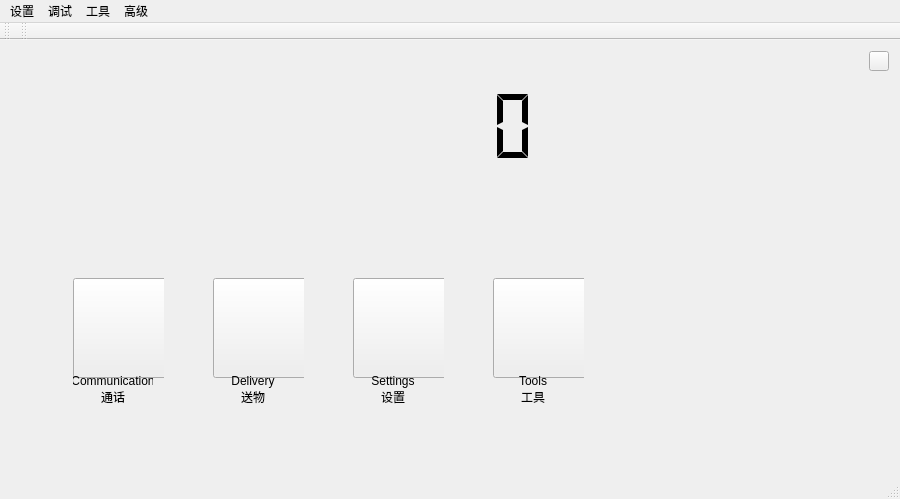
The window that src/robot_gui/ui/mainwindow.ui (CastielLiu/robotGui) describes before a commit, drawn with Qt 5.
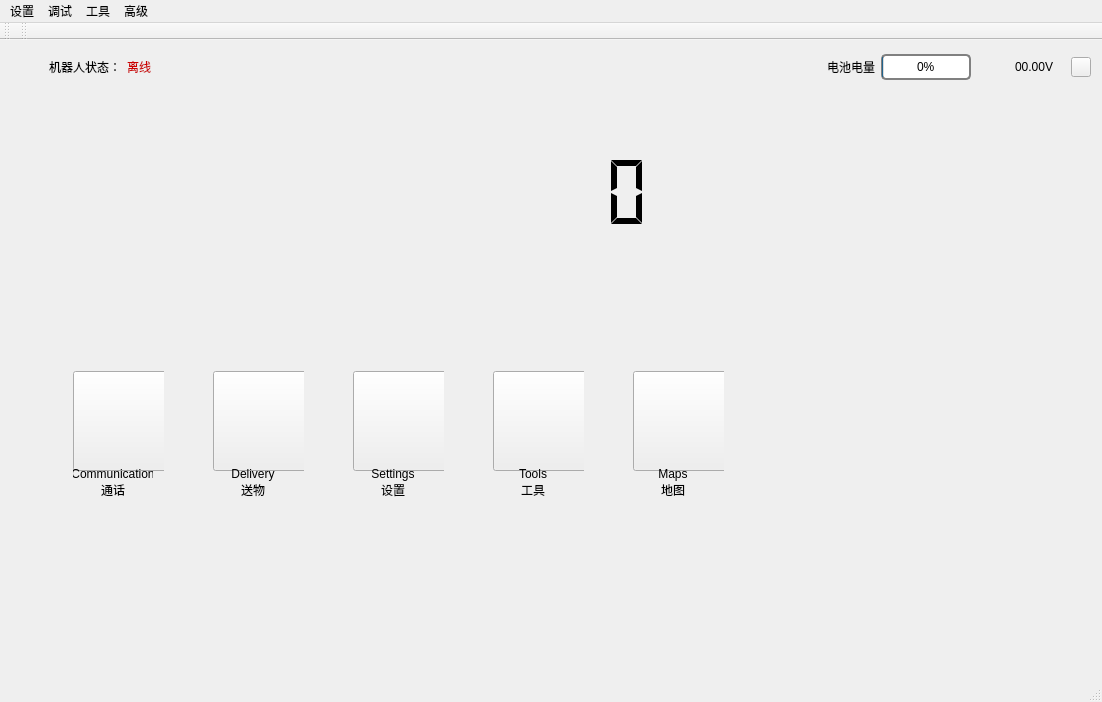
The same window after the commit. The open tabs and pages were chosen to show the change. Icons and pictures are not drawn. Custom widgets are drawn as their Qt base class.

```diff
--- a/src/robot_gui/ui/mainwindow.ui
+++ b/src/robot_gui/ui/mainwindow.ui
@@ -6,8 +6,8 @@
    <rect>
     <x>0</x>
     <y>0</y>
-    <width>900</width>
-    <height>499</height>
+    <width>1102</width>
+    <height>702</height>
    </rect>
   </property>
   <property name="windowTitle">
@@ -20,6 +20,178 @@
    <property name="styleSheet">
     <string notr="true"/>
    </property>
+   <layout class="QVBoxLayout" name="verticalLayout_22">
+    <item>
+     <layout class="QHBoxLayout" name="horizontalLayout_23">
+      <item>
+       <widget class="QLabel" name="label_19">
+        <property name="minimumSize">
+         <size>
+          <width>32</width>
+          <height>32</height>
+         </size>
+        </property>
+        <property name="maximumSize">
+         <size>
+          <width>32</width>
+          <height>32</height>
+         </size>
+        </property>
+        <property name="text">
+         <string/>
+        </property>
+        <property name="pixmap">
+         <pixmap resource="../resources/res.qrc">:/images/robot_icon2</pixmap>
+        </property>
+       </widget>
+      </item>
+      <item>
+       <widget class="QLabel" name="label_20">
+        <property name="text">
+         <string>机器人状态：</string>
+        </property>
+       </widget>
+      </item>
+      <item>
+       <widget class="QLabel" name="label_robot_status">
+        <property name="styleSheet">
+         <string notr="true"/>
+        </property>
+        <property name="text">
+         <string>&lt;html&gt;&lt;head/&gt;&lt;body&gt;&lt;p&gt;&lt;span style=&quot; color:#cc0000;&quot;&gt;离线&lt;/span&gt;&lt;/p&gt;&lt;/body&gt;&lt;/html&gt;</string>
+        </property>
+       </widget>
+      </item>
+      <item>
+       <widget class="QLabel" name="label_robot_status_img">
+        <property name="minimumSize">
+         <size>
+          <width>32</width>
+          <height>32</height>
+         </size>
+        </property>
+        <property name="maximumSize">
+         <size>
+          <width>32</width>
+          <height>32</height>
+         </size>
+        </property>
+        <property name="text">
+         <string/>
+        </property>
+        <property name="pixmap">
+         <pixmap resource="../resources/res.qrc">:/images/robot_offline</pixmap>
+        </property>
+       </widget>
+      </item>
+      <item>
+       <spacer name="horizontalSpacer_5">
+        <property name="orientation">
+         <enum>Qt::Horizontal</enum>
+        </property>
+        <property name="sizeHint" stdset="0">
+         <size>
+          <width>40</width>
+          <height>20</height>
+         </size>
+        </property>
+       </spacer>
+      </item>
+      <item>
+       <widget class="QLabel" name="label_21">
+        <property name="text">
+         <string>电池电量</string>
+        </property>
+       </widget>
+      </item>
+      <item>
+       <widget class="QProgressBar" name="progressBar">
+        <property name="maximumSize">
+         <size>
+          <width>90</width>
+          <height>16777215</height>
+         </size>
+        </property>
+        <property name="styleSheet">
+         <string notr="true">
+
+QProgressBar {
+   border: 2px solid grey;
+   border-radius: 5px;
+   text-align: center;
+}</string>
+        </property>
+        <property name="value">
+         <number>0</number>
+        </property>
+       </widget>
+      </item>
+      <item>
+       <widget class="QLabel" name="label_23">
+        <property name="minimumSize">
+         <size>
+          <width>32</width>
+          <height>32</height>
+         </size>
+        </property>
+        <property name="maximumSize">
+         <size>
+          <width>32</width>
+          <height>32</height>
+         </size>
+        </property>
+        <property name="text">
+         <string/>
+        </property>
+        <property name="pixmap">
+         <pixmap resource="../resources/res.qrc">:/images/power_v</pixmap>
+        </property>
+       </widget>
+      </item>
+      <item>
+       <widget class="QLabel" name="label_power">
+        <property name="minimumSize">
+         <size>
+          <width>50</width>
+          <height>32</height>
+         </size>
+        </property>
+        <property name="maximumSize">
+         <size>
+          <width>50</width>
+          <height>32</height>
+         </size>
+        </property>
+        <property name="text">
+         <string>00.00V</string>
+        </property>
+       </widget>
+      </item>
+      <item>
+       <widget class="QPushButton" name="pushButton_home">
+        <property name="minimumSize">
+         <size>
+          <width>20</width>
+          <height>20</height>
+         </size>
+        </property>
+        <property name="maximumSize">
+         <size>
+          <width>20</width>
+          <height>20</height>
+         </size>
+        </property>
+        <property name="styleSheet">
+         <string notr="true">border-image: url(:/images/home_icon);</string>
+        </property>
+        <property name="text">
+         <string/>
+        </property>
+       </widget>
+      </item>
+     </layout>
+    </item>
+    <item>
    <layout class="QHBoxLayout" name="horizontalLayout_9">
     <item>
      <widget class="QStackedWidget" name="stackedWidget">
@@ -1211,6 +1383,75 @@
               </item>
              </layout>
             </widget>
+              <widget class="QWidget" name="layoutWidget_2">
+               <property name="geometry">
+                <rect>
+                 <x>600</x>
+                 <y>70</y>
+                 <width>102</width>
+                 <height>150</height>
+                </rect>
+               </property>
+               <layout class="QVBoxLayout" name="verticalLayout_21">
+                <property name="spacing">
+                 <number>0</number>
+                </property>
+                <item>
+                 <widget class="QPushButton" name="pushButton_toMapsPage">
+                  <property name="minimumSize">
+                   <size>
+                    <width>100</width>
+                    <height>100</height>
+                   </size>
+                  </property>
+                  <property name="maximumSize">
+                   <size>
+                    <width>100</width>
+                    <height>100</height>
+                   </size>
+                  </property>
+                  <property name="styleSheet">
+                   <string notr="true">border-image: url(:/images/map_icon);</string>
+                  </property>
+                  <property name="text">
+                   <string/>
+                  </property>
+                 </widget>
+                </item>
+                <item>
+                 <widget class="QLabel" name="label_17">
+                  <property name="styleSheet">
+                   <string notr="true">font: 11pt &quot;Times New Roman&quot;;</string>
+                  </property>
+                  <property name="lineWidth">
+                   <number>1</number>
+                  </property>
+                  <property name="text">
+                   <string>Maps</string>
+                  </property>
+                  <property name="alignment">
+                   <set>Qt::AlignCenter</set>
+                  </property>
+                 </widget>
+                </item>
+                <item>
+                 <widget class="QLabel" name="label_18">
+                  <property name="styleSheet">
+                   <string notr="true">font: 14pt &quot;楷体&quot;;</string>
+                  </property>
+                  <property name="lineWidth">
+                   <number>1</number>
+                  </property>
+                  <property name="text">
+                   <string>地图</string>
+                  </property>
+                  <property name="alignment">
+                   <set>Qt::AlignCenter</set>
+                  </property>
+                 </widget>
+                </item>
+               </layout>
+              </widget>
            </widget>
           </item>
          </layout>
@@ -1310,44 +1551,30 @@
         </item>
        </layout>
       </widget>
-     </widget>
-    </item>
-    <item>
+        <widget class="QWidget" name="page_rviz">
      <layout class="QVBoxLayout" name="verticalLayout_9">
+          <property name="leftMargin">
+           <number>0</number>
+          </property>
+          <property name="topMargin">
+           <number>0</number>
+          </property>
+          <property name="rightMargin">
+           <number>0</number>
+          </property>
+          <property name="bottomMargin">
+           <number>0</number>
+          </property>
       <item>
-       <widget class="QPushButton" name="pushButton_home">
-        <property name="minimumSize">
-         <size>
-          <width>20</width>
-          <height>20</height>
-         </size>
-        </property>
-        <property name="maximumSize">
-         <size>
-          <width>20</width>
-          <height>20</height>
-         </size>
-        </property>
-        <property name="styleSheet">
-         <string notr="true">border-image: url(:/images/home_icon);</string>
-        </property>
-        <property name="text">
-         <string/>
-        </property>
-       </widget>
-      </item>
-      <item>
-       <spacer name="verticalSpacer_3">
-        <property name="orientation">
-         <enum>Qt::Vertical</enum>
-        </property>
-        <property name="sizeHint" stdset="0">
-         <size>
-          <width>20</width>
-          <height>40</height>
-         </size>
-        </property>
-       </spacer>
+           <layout class="QHBoxLayout" name="horizontalLayout_pageRviz">
+            <property name="spacing">
+             <number>6</number>
+            </property>
+           </layout>
+          </item>
+         </layout>
+        </widget>
+       </widget>
       </item>
      </layout>
     </item>
@@ -1358,7 +1585,7 @@
     <rect>
      <x>0</x>
      <y>0</y>
-     <width>900</width>
+     <width>1102</width>
      <height>23</height>
     </rect>
    </property>
```
Left out of the diff: 8 changed lines with no effect on the pictures. Lines whose indentation alone changed are shown as unchanged.
